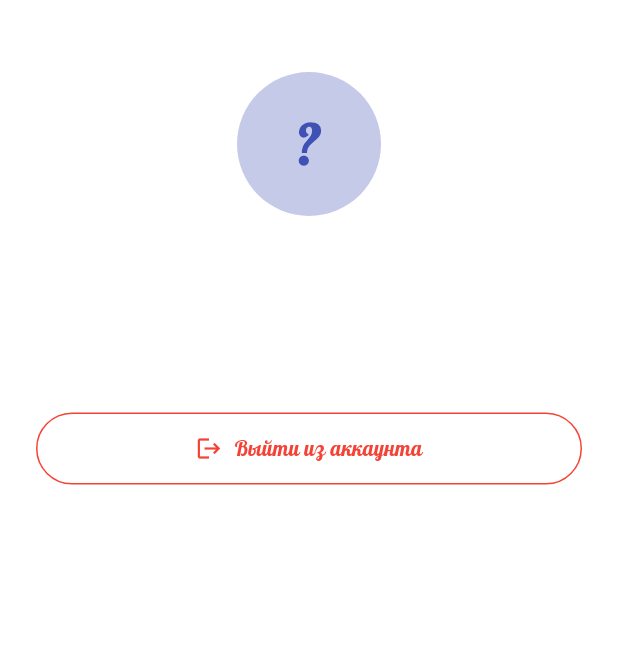
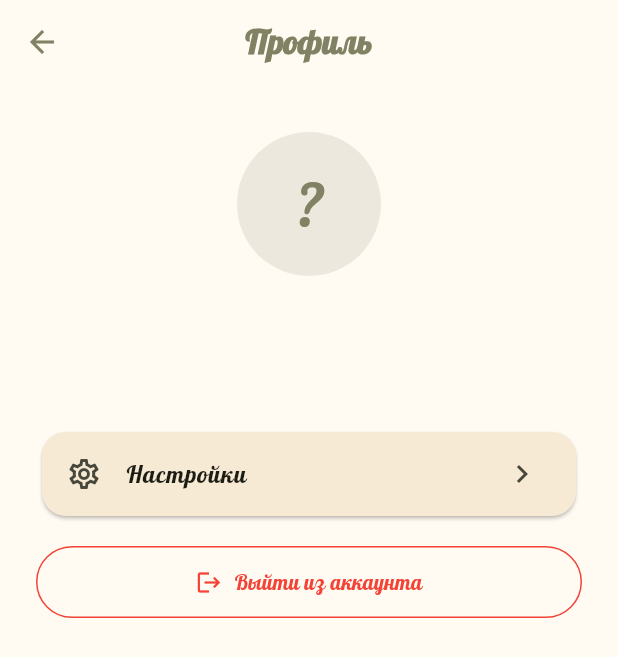
Before and after one commit to KatrinKH/bookly, a Flutter app: the ProfileScreen screen opened directly, on a phone screen of 412 x 824 dp. Shown: the top 657 px of the screen. Run offline on Flutter 3.47's test engine with Material 3 defaults, Android fonts, the phone set to English and light mode, and no system bars; our stand-ins replace dio, file_picker, fl_chart, google_fonts, shared_preferences; missing offline and left inert: epub_view, syncfusion_flutter_pdfviewer; accounts and stored records are empty.

Commit message:
Frontend: профиль — ссылка на настройки вместо встроенного переключателя темы

```diff
--- a/frontend/lib/screens/profile_screen.dart
+++ b/frontend/lib/screens/profile_screen.dart
@@ -1,7 +1,9 @@
 import 'package:flutter/material.dart';
 import '../models/user.dart';
 import '../services/auth_service.dart';
+import '../utils/app_theme.dart';
 import 'login_screen.dart';
+import 'settings_screen.dart';
 
 // Экран профиля: данные пользователя и выход из аккаунта
 class ProfileScreen extends StatefulWidget {
@@ -65,19 +67,24 @@ class _ProfileScreenState extends State<ProfileScreen> {
       return const Scaffold(body: Center(child: CircularProgressIndicator()));
     }
 
-    return SafeArea(
+    return Scaffold(
+      appBar: AppBar(title: const Text('Профиль')),
+      body: SafeArea(
         child: ListView(
           padding: const EdgeInsets.all(24),
           children: [
-          const SizedBox(height: 24),
+            const SizedBox(height: 8),
             CircleAvatar(
               radius: 48,
-            backgroundColor: Colors.indigo.shade100,
+              backgroundColor: Theme.of(context).colorScheme.primary.withOpacity(0.15),
               child: Text(
                 _user?.displayName.isNotEmpty == true
                     ? _user!.displayName[0].toUpperCase()
                     : '?',
-              style: const TextStyle(fontSize: 36, color: Colors.indigo, fontWeight: FontWeight.bold),
+                style: AppTheme.brandFont(
+                  fontSize: 36,
+                  color: Theme.of(context).colorScheme.primary,
+                ),
               ),
             ),
             const SizedBox(height: 16),
@@ -93,6 +100,19 @@ class _ProfileScreenState extends State<ProfileScreen> {
               style: TextStyle(color: Colors.grey.shade600),
             ),
             const SizedBox(height: 32),
+            Card(
+              child: ListTile(
+                leading: const Icon(Icons.settings_outlined),
+                title: const Text('Настройки'),
+                trailing: const Icon(Icons.chevron_right),
+                onTap: () {
+                  Navigator.of(context).push(
+                    MaterialPageRoute(builder: (_) => const SettingsScreen()),
+                  );
+                },
+              ),
+            ),
+            const SizedBox(height: 16),
             OutlinedButton.icon(
               onPressed: _handleLogout,
               icon: const Icon(Icons.logout),
@@ -105,6 +125,7 @@ class _ProfileScreenState extends State<ProfileScreen> {
             ),
           ],
         ),
+      ),
     );
   }
 }
```
Lines whose indentation alone changed are shown as unchanged.
